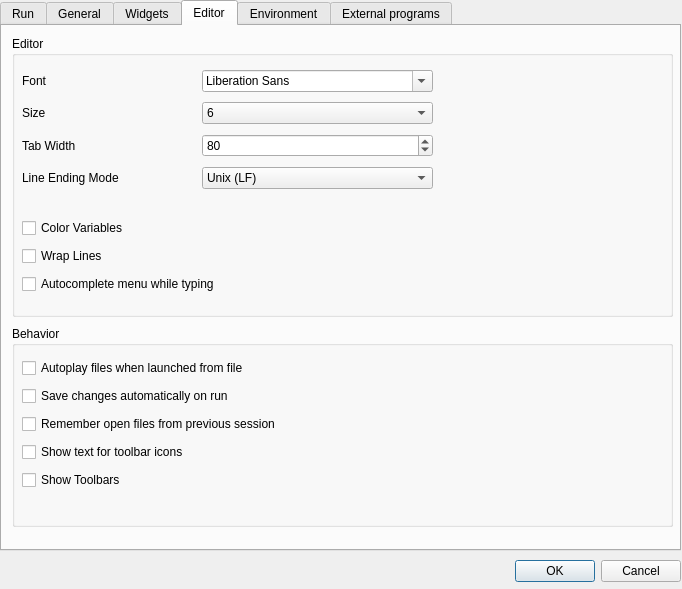
Above: src/configdialog.ui from CsoundQt/CsoundQt before the change. Below: the same form after it.
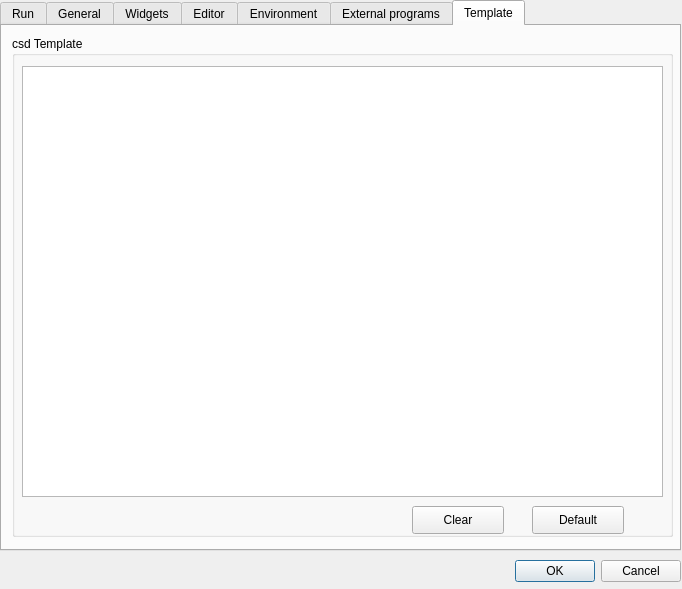
That is the form after the change.

Commit message: Default "new file" is now set in a text box, not a file. Added BSBDisplay widget. The difference with BSBLabel is that displays save their value in presets. Fixed align right widgets. Added reserved channels "_GetPresetName" and "_GetPresetNumber", which receive the values when a preset is set.

What changed in the file:
```diff
--- a/src/configdialog.ui
+++ b/src/configdialog.ui
@@ -69,7 +69,7 @@
     </rect>
    </property>
    <property name="currentIndex">
-    <number>3</number>
+    <number>6</number>
    </property>
    <widget class="QWidget" name="tab_2">
     <attribute name="title">
@@ -1842,6 +1842,60 @@
      </widget>
     </widget>
    </widget>
+   <widget class="QWidget" name="tab_7">
+    <attribute name="title">
+     <string>Template</string>
+    </attribute>
+    <widget class="QGroupBox" name="groupBox_11">
+     <property name="geometry">
+      <rect>
+       <x>10</x>
+       <y>10</y>
+       <width>661</width>
+       <height>501</height>
+      </rect>
+     </property>
+     <property name="title">
+      <string>csd Template</string>
+     </property>
+     <widget class="QPlainTextEdit" name="templateTextEdit">
+      <property name="geometry">
+       <rect>
+        <x>10</x>
+        <y>30</y>
+        <width>641</width>
+        <height>431</height>
+       </rect>
+      </property>
+     </widget>
+     <widget class="QPushButton" name="clearTemplatePushButton">
+      <property name="geometry">
+       <rect>
+        <x>400</x>
+        <y>470</y>
+        <width>92</width>
+        <height>28</height>
+       </rect>
+      </property>
+      <property name="text">
+       <string>Clear</string>
+      </property>
+     </widget>
+     <widget class="QPushButton" name="defaultTemplatePushButton">
+      <property name="geometry">
+       <rect>
+        <x>520</x>
+        <y>470</y>
+        <width>92</width>
+        <height>28</height>
+       </rect>
+      </property>
+      <property name="text">
+       <string>Default</string>
+      </property>
+     </widget>
+    </widget>
+   </widget>
   </widget>
  </widget>
  <resources/>
```
Left out of the diff: 60 changed lines with no effect on the pictures. The commit also changes 9 other files.
